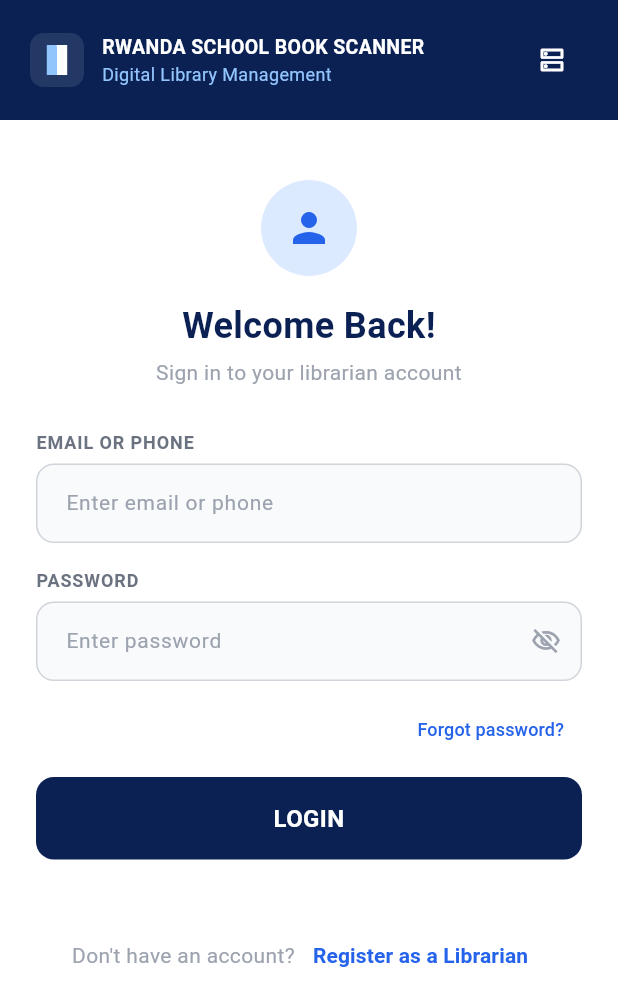
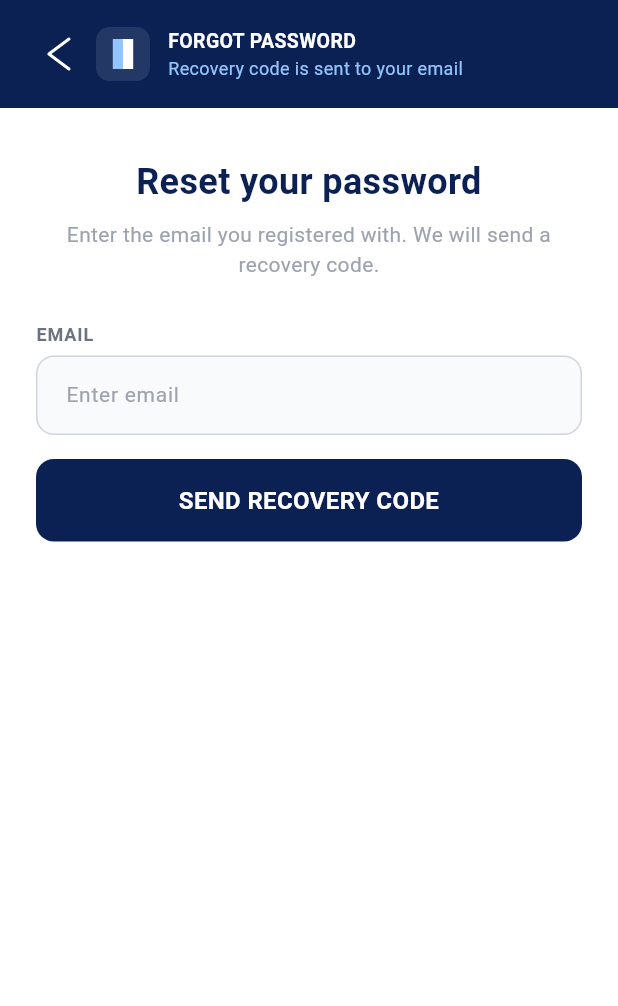
Before and after one commit to Fiable1/Scan, a Flutter app: the screen it shows after launch, after a tap on "Forgot password?", on a phone screen of 412 x 824 dp. Shown: the top 1006 px of the screen. Run offline on Flutter 3.47's test engine with Material 3 defaults, Android fonts, the phone set to English and light mode, and no system bars; our stand-ins replace image_picker, permission_handler, shared_preferences, web; missing offline and left inert: dart:js_interop, mobile_scanner; network calls fail; Roboto replaces fonts that are missing (Arial).

Commit message:
Version 2

```diff
--- /dev/null
+++ b/app/lib/screens/forgot_password_screen.dart
@@ -0,0 +1,274 @@
+import 'package:flutter/material.dart';
+import 'package:provider/provider.dart';
+import '../theme.dart';
+import '../services/api_service.dart';
+import '../services/app_settings.dart';
+
+class ForgotPasswordScreen extends StatefulWidget {
+  const ForgotPasswordScreen({super.key, this.initialEmail = ''});
+  final String initialEmail;
+  @override
+  State<ForgotPasswordScreen> createState() => _ForgotPasswordScreenState();
+}
+
+class _ForgotPasswordScreenState extends State<ForgotPasswordScreen> {
+  late final TextEditingController email;
+  final code = TextEditingController();
+  final password = TextEditingController();
+  final confirm = TextEditingController();
+  bool loading = false;
+  bool sent = false;
+  bool obscure = true;
+
+  @override
+  void initState() {
+    super.initState();
+    email = TextEditingController(text: widget.initialEmail);
+  }
+
+  @override
+  void dispose() {
+    email.dispose();
+    code.dispose();
+    password.dispose();
+    confirm.dispose();
+    super.dispose();
+  }
+
+  String _t(String en, {String? rw, String? fr}) {
+    final loc = context.read<AppSettings>().locale;
+    if (loc == 'rw' && rw != null) return rw;
+    if (loc == 'fr' && fr != null) return fr;
+    return en;
+  }
+
+  String _clean(Object e) => e.toString().replaceFirst('Exception: ', '');
+
+  Future<void> sendCode() async {
+    if (email.text.trim().isEmpty) {
+      ScaffoldMessenger.of(context).showSnackBar(SnackBar(
+          content: Text(_t('Enter your registered email', rw: 'Andika imeyili wanditsweho', fr: 'Entrez l\'e-mail enregistré'))));
+      return;
+    }
+    setState(() => loading = true);
+    try {
+      final r = await ApiService.forgotPassword(email.text.trim());
+      if (!mounted) return;
+      setState(() => sent = true);
+      ScaffoldMessenger.of(context).showSnackBar(SnackBar(
+          content: Text(_clean(r['detail'] ??
+              _t('If this email is registered, a recovery code was sent.',
+                  rw: 'Niba iyi imeyili yanditswe, kode yo kugarura yoherejwe.',
+                  fr: 'Si cet e-mail est inscrit, un code de récupération a été envoyé.')))));
+    } catch (e) {
+      if (mounted) {
+        ScaffoldMessenger.of(context)
+            .showSnackBar(SnackBar(content: Text(_clean(e))));
+      }
+    } finally {
+      if (mounted) setState(() => loading = false);
+    }
+  }
+
+  Future<void> reset() async {
+    if (password.text != confirm.text) {
+      ScaffoldMessenger.of(context).showSnackBar(SnackBar(
+          content: Text(_t('Passwords do not match', rw: 'Amagambo banga ntahura', fr: 'Les mots de passe ne correspondent pas'))));
+      return;
+    }
+    setState(() => loading = true);
+    try {
+      final r = await ApiService.resetPassword(
+        email: email.text.trim(),
+        code: code.text.trim(),
+        password: password.text,
+      );
+      if (!mounted) return;
+      ScaffoldMessenger.of(context).showSnackBar(SnackBar(
+          content: Text(_clean(r['detail'] ??
+              _t('Password updated. You can now sign in.',
+                  rw: 'Ijambobanga ryahinduwe. Ushobora kwinjira.',
+                  fr: 'Mot de passe mis à jour. Vous pouvez vous connecter.')))));
+      Navigator.pop(context);
+    } catch (e) {
+      if (mounted) {
+        ScaffoldMessenger.of(context)
+            .showSnackBar(SnackBar(content: Text(_clean(e))));
+      }
+    } finally {
+      if (mounted) setState(() => loading = false);
+    }
+  }
+
+  @override
+  Widget build(BuildContext c) {
+    final isDark = Theme.of(c).brightness == Brightness.dark;
+    final bgColor = isDark ? kDarkScaffold : Colors.white;
+    final titleColor = isDark ? kDarkText : kNavy;
+    return Scaffold(
+      backgroundColor: bgColor,
+      body: SafeArea(
+        bottom: false,
+        child: Column(
+          crossAxisAlignment: CrossAxisAlignment.stretch,
+          children: [
+            Container(
+              color: isDark ? kDarkCard : kNavy,
+              padding: const EdgeInsets.symmetric(horizontal: 12, vertical: 12),
+              child: Row(
+                children: [
+                  AppBackButton(onPress: () => Navigator.pop(c)),
+                  const SizedBox(width: 4),
+                  Container(
+                    width: 36,
+                    height: 36,
+                    decoration: BoxDecoration(
+                      color: Colors.white.withOpacity(0.1),
+                      borderRadius: BorderRadius.circular(9),
+                    ),
+                    child: const Center(child: BookLogoIcon(size: 20)),
+                  ),
+                  const SizedBox(width: 12),
+                  Expanded(
+                    child: Column(
+                      crossAxisAlignment: CrossAxisAlignment.start,
+                      children: [
+                        Text(
+                            _t('FORGOT PASSWORD',
+                                rw: 'WIBAGIWE IJAMBOBANGA',
+                                fr: 'MOT DE PASSE OUBLIÉ'),
+                            style: const TextStyle(
+                                color: Colors.white,
+                                fontWeight: FontWeight.bold,
+                                fontSize: 13)),
+                        Text(
+                            _t('Recovery code is sent to your email',
+                                rw: 'Kode yo kugarura yoherejwe kuri imeyili',
+                                fr: 'Le code est envoyé à votre e-mail'),
+                            style: const TextStyle(
+                                color: Color(0xFF93C5FD), fontSize: 12)),
+                      ],
+                    ),
+                  ),
+                ],
+              ),
+            ),
+            Expanded(
+              child: SingleChildScrollView(
+                padding:
+                    const EdgeInsets.symmetric(horizontal: 24, vertical: 32),
+                child: Column(
+                  crossAxisAlignment: CrossAxisAlignment.stretch,
+                  children: [
+                    Text(
+                      _t('Reset your password',
+                          rw: 'Hindura ijambobanga',
+                          fr: 'Réinitialisez votre mot de passe'),
+                      textAlign: TextAlign.center,
+                      style: TextStyle(
+                          color: titleColor,
+                          fontSize: 24,
+                          fontWeight: FontWeight.bold),
+                    ),
+                    const SizedBox(height: 8),
+                    Text(
+                      sent
+                          ? _t(
+                              'Enter the code sent to your registered email, then choose a new password.',
+                              rw: 'Andika kode yoherejwe kuri imeyili yawe, hanyuma hitamo ijambobanga rishya.',
+                              fr: 'Entrez le code envoyé à votre e-mail, puis choisissez un nouveau mot de passe.')
+                          : _t(
+                              'Enter the email you registered with. We will send a recovery code.',
+                              rw: 'Andika imeyili wanditsheho. Tuzohereza kode yo kugarura.',
+                              fr: 'Entrez l\'e-mail avec lequel vous vous êtes inscrit. Nous enverrons un code de récupération.'),
+                      textAlign: TextAlign.center,
+                      style: TextStyle(
+                          color: isDark ? kDarkTextMuted : kTextGray,
+                          fontSize: 14),
+                    ),
+                    const SizedBox(height: 28),
+                    FieldLabel(_t('Email', rw: 'Imeyili', fr: 'E-mail')),
+                    const SizedBox(height: 6),
+                    FormFieldBox(
+                      controller: email,
+                      hint: _t('Enter email', rw: 'Andika imeyili', fr: 'Entrez l\'e-mail'),
+                      keyboardType: TextInputType.emailAddress,
+                    ),
+                    const SizedBox(height: 16),
+                    if (!sent)
+                      PrimaryButton(
+                        label: loading
+                            ? _t('SENDING...', rw: 'KOHEREZA...', fr: 'ENVOI...')
+                            : _t('SEND RECOVERY CODE',
+                                rw: 'OHEREZA KODE',
+                                fr: 'ENVOYER LE CODE'),
+                        onPressed: loading ? null : sendCode,
+                      ),
+                    if (sent) ...[
+                      FieldLabel(_t('Recovery code', rw: 'Kode yo kugarura', fr: 'Code de récupération')),
+                      const SizedBox(height: 6),
+                      FormFieldBox(
+                        controller: code,
+                        hint: _t('6-digit code', rw: 'Kode y\'imibare 6', fr: 'Code à 6 chiffres'),
+                        keyboardType: TextInputType.number,
+                      ),
+                      const SizedBox(height: 16),
+                      FieldLabel(_t('New password', rw: 'Ijambobanga rishya', fr: 'Nouveau mot de passe')),
+                      const SizedBox(height: 6),
+                      FormFieldBox(
+                        controller: password,
+                        hint: _t('Enter password', rw: 'Andika ijambobanga', fr: 'Entrez le mot de passe'),
+                        obscure: obscure,
+                        suffix: IconButton(
+                          onPressed: () => setState(() => obscure = !obscure),
+                          icon: Icon(
+                            obscure
+                                ? Icons.visibility_off_outlined
+                                : Icons.visibility_outlined,
+                            color: kTextGray,
+                            size: 20,
+                          ),
+                        ),
+                      ),
+                      const SizedBox(height: 16),
+                      FieldLabel(_t('Confirm password', rw: 'Emeza ijambobanga', fr: 'Confirmer le mot de passe')),
+                      const SizedBox(height: 6),
+                      FormFieldBox(
+                        controller: confirm,
+                        hint: _t('Enter password', rw: 'Andika ijambobanga', fr: 'Entrez le mot de passe'),
+                        obscure: obscure,
+                      ),
+                      const SizedBox(height: 16),
+                      PrimaryButton(
+                        label: loading
+                            ? _t('SAVING...', rw: 'KUBIKA...', fr: 'ENREGISTREMENT...')
+                            : _t('RESET PASSWORD',
+                                rw: 'HINDURA IJAMBOBANGA',
+                                fr: 'RÉINITIALISER'),
+                        onPressed: loading ? null : reset,
+                      ),
+                      Align(
+                        alignment: Alignment.centerRight,
+                        child: TextButton(
+                          onPressed: loading ? null : sendCode,
+                          child: Text(
+                              _t('Resend code',
+                                  rw: 'Ongera wohereze kode',
+                                  fr: 'Renvoyer le code'),
+                              style: const TextStyle(
+                                  color: kAccent,
+                                  fontWeight: FontWeight.w500,
+                                  fontSize: 12)),
+                        ),
+                      ),
+                    ],
+                  ],
+                ),
+              ),
+            ),
+          ],
+        ),
+      ),
+    );
+  }
+}
--- a/app/lib/screens/login_screen.dart
+++ b/app/lib/screens/login_screen.dart
@@ -4,6 +4,7 @@ import '../theme.dart';
 import '../services/api_service.dart';
 import '../services/app_settings.dart';
 import 'register_screen.dart';
+import 'forgot_password_screen.dart';
 import 'home_shell.dart';
 import 'backend_url_dialog.dart';
 
@@ -171,7 +172,11 @@ class _LoginScreenState extends State<LoginScreen> {
                     Align(
                       alignment: Alignment.centerRight,
                       child: TextButton(
-                        onPressed: () {},
+                        onPressed: () => Navigator.push(
+                            c,
+                            MaterialPageRoute(
+                                builder: (_) => ForgotPasswordScreen(
+                                    initialEmail: email.text.trim()))),
                         child: Text(_t('Forgot password?', rw: 'Wibagiwe ijambobanga?', fr: 'Mot de passe oublié?'),
                             style: const TextStyle(
                                 color: kAccent,
--- a/app/lib/services/api_service.dart
+++ b/app/lib/services/api_service.dart
@@ -90,6 +90,20 @@ class ApiService {
   static Future<Map<String, dynamic>> login(String email, String password) =>
       _post('auth/login/', {'email': email, 'password': password});
 
+  static Future<Map<String, dynamic>> forgotPassword(String email) =>
+      _post('auth/forgot-password/', {'email': email});
+
+  static Future<Map<String, dynamic>> resetPassword({
+    required String email,
+    required String code,
+    required String password,
+  }) =>
+      _post('auth/reset-password/', {
+        'email': email,
+        'code': code,
+        'password': password,
+      });
+
   static Future<Map<String, dynamic>> register(Map<String, dynamic> data) =>
       _post('auth/register/', data);
 
```
Also changed, not shown: app/lib/screens/scan_screen.dart (+135 -48 lines), 5 other files.
